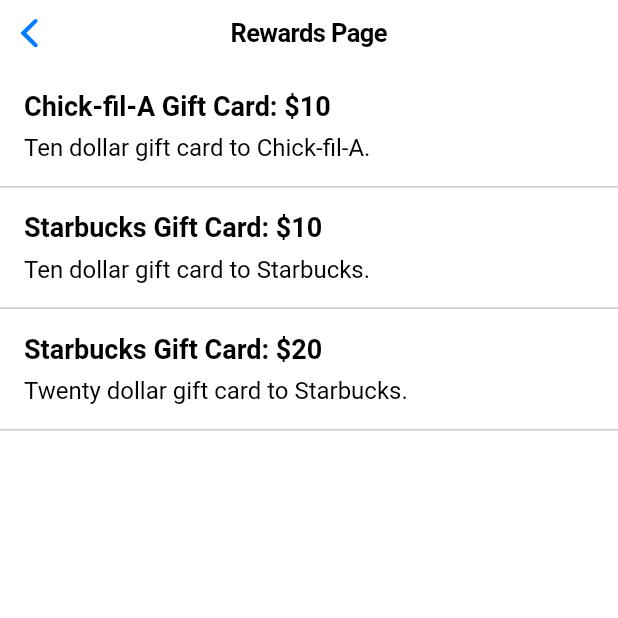
After one commit to isaac-fletcher/orient-ar, a Flutter app: the RewardsScreen screen opened directly, on a phone screen of 412 x 824 dp, the top half of it. The commit adds this screen. Run offline on Flutter 3.47's test engine with Material 3 defaults, Android fonts, the phone set to English and light mode, and no system bars; our stand-ins replace geocoding, geolocator, google_maps_flutter, sliding_up_panel; missing offline and left inert: flutter_polyline_points.

Commit message:
Added Rewards Screen

```diff
--- a/lib/screens/home.dart
+++ b/lib/screens/home.dart
@@ -6,7 +6,7 @@ import 'package:orientation/screens/leader.dart';
 import 'package:sliding_up_panel/sliding_up_panel.dart';
 import 'package:orientation/screens/task-list.dart';
 import 'package:orientation/screens/map.dart';
-import 'package:orientation/screens/store.dart';
+import 'package:orientation/screens/rewards.dart';
 
 class HomeView extends StatefulWidget {
   const HomeView({super.key});
@@ -38,10 +38,10 @@ class _HomeViewState extends State<HomeView> {
                   padding: EdgeInsets.zero,
                   child: const Icon(CupertinoIcons.shopping_cart),
                   onPressed: () {
-                    // Navigator.push(
-                    //   context,
-                    //   CupertinoPageRoute(builder: (context) => Store())
-                    // );
+                     Navigator.push(
+                       context,
+                       CupertinoPageRoute(builder: (context) => RewardsScreen())
+                     );
                   },
                 ),
                 CupertinoButton(
--- /dev/null
+++ b/lib/screens/rewards.dart
@@ -0,0 +1,43 @@
+import 'package:flutter/cupertino.dart';
+import 'package:flutter/material.dart';
+import 'package:orientation/widgets/reward-card.dart';
+
+class RewardsScreen extends StatelessWidget {
+
+  @override
+  Widget build(BuildContext context) {
+    return CupertinoPageScaffold(
+      navigationBar: CupertinoNavigationBar(
+        middle: Text('Rewards Page'),
+      ),
+      child: ListView(
+        children: <Widget>[
+          RewardOption(
+            title: 'Chick-fil-A Gift Card: \$10',
+            description: 'Ten dollar gift card to Chick-fil-A.',
+            pointValue: '100',
+            onTap: () {
+              //placeholder
+            },
+          ),
+          RewardOption(
+            title: 'Starbucks Gift Card: \$10',
+            description: 'Ten dollar gift card to Starbucks.',
+            pointValue: '100',
+            onTap: () {
+              //placeholder
+            },
+          ),
+          RewardOption(
+            title: 'Starbucks Gift Card: \$20',
+            description: 'Twenty dollar gift card to Starbucks.',
+            pointValue: '180',
+            onTap: () {
+              //placeholder
+            },
+          ),
+        ],
+      ),
+    );
+  }
+}
--- /dev/null
+++ b/lib/widgets/reward-card.dart
@@ -0,0 +1,49 @@
+import 'package:flutter/cupertino.dart';
+import 'package:flutter/material.dart';
+import 'package:flutter/widgets.dart';
+
+class RewardOption extends StatelessWidget {
+  final String title;
+  final String description;
+  final String pointValue;
+  final VoidCallback onTap;
+
+  const RewardOption({
+    required this.title,
+    required this.description,
+    required this.pointValue,
+    required this.onTap,
+  });
+
+   @override
+  Widget build(BuildContext context) {
+    return GestureDetector(
+      onTap: onTap,
+      child: Container(
+        padding: EdgeInsets.all(16.0),
+        decoration: BoxDecoration(
+          border: Border(
+            bottom: BorderSide(color: CupertinoColors.separator, width: 1.0),
+          ),
+        ),
+        child: Column(
+          crossAxisAlignment: CrossAxisAlignment.start,
+          children: <Widget>[
+            Text(
+              title,
+              style: TextStyle(
+                fontSize: 18.0,
+                fontWeight: FontWeight.bold,
+              ),
+            ),
+            SizedBox(height: 8.0),
+            Text(
+              description,
+              style: TextStyle(fontSize: 16.0),
+            ),
+          ],
+        ),
+      ),
+    );
+  }
+}
```
